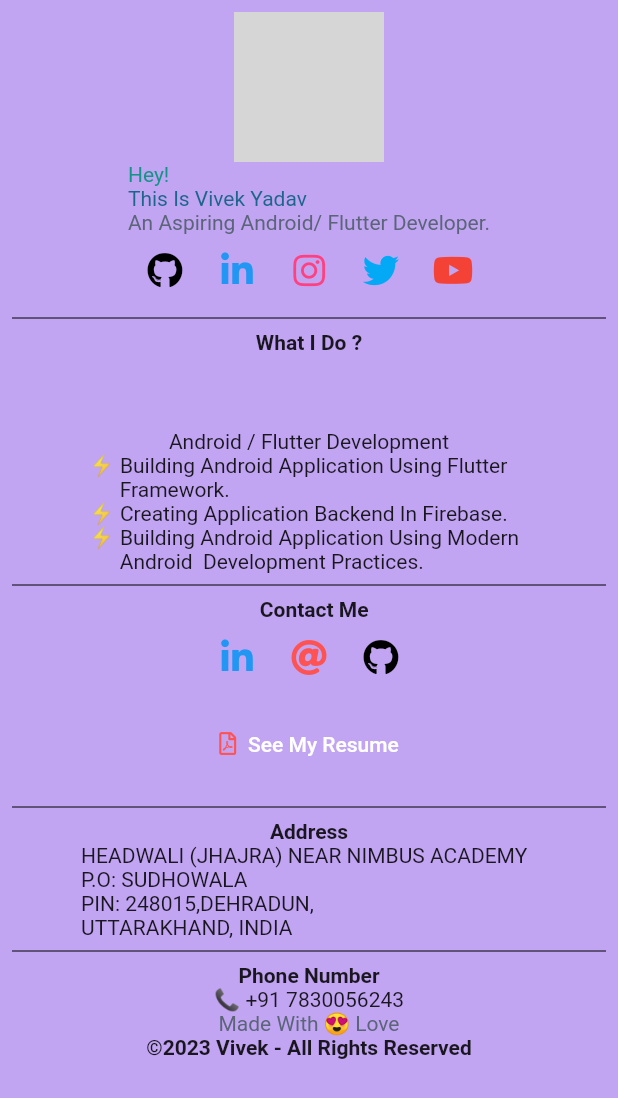
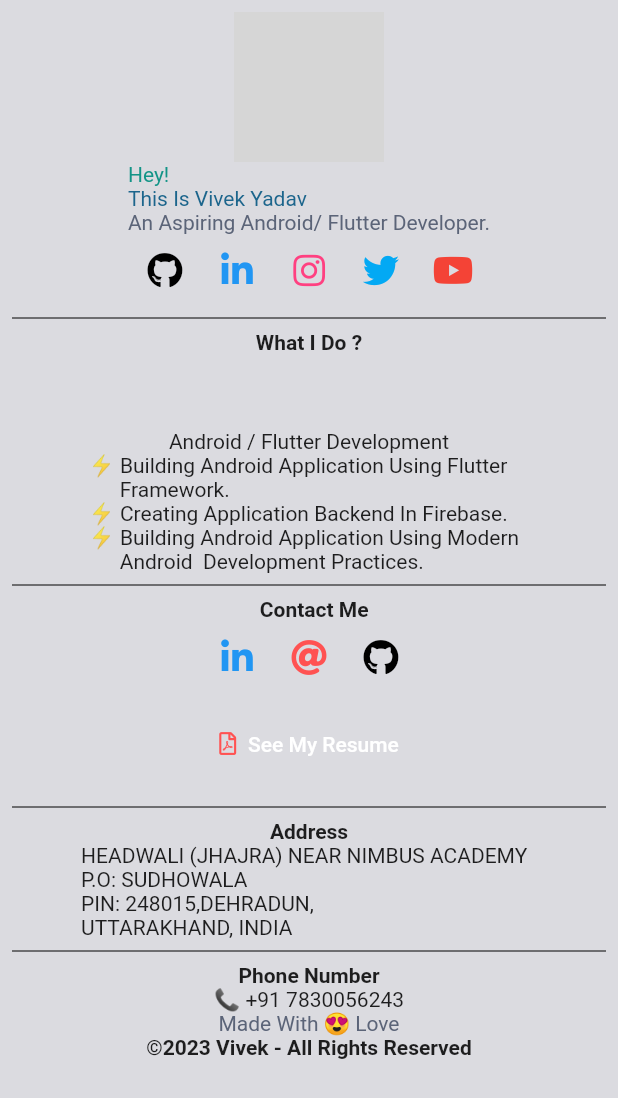
Before and after one commit to VivekYadavDeveloper/PortFolioWebsite, a Flutter app: the screen it shows after launch, on a phone screen of 412 x 824 dp. Shown: the top 1098 px of the screen. Run offline on Flutter 3.47's test engine with Material 2 defaults, Android fonts, the phone set to English and light mode, and no system bars; our stand-ins replace font_awesome_flutter, google_fonts, lottie, shared_preferences, sizer; Roboto replaces fonts that are missing (Cookie, Satisfy); grey boxes are pictures that could not be loaded.

Commit message:
Theme And Design

```diff
--- a/lib/Constant/constant.dart
+++ b/lib/Constant/constant.dart
@@ -2,14 +2,14 @@ import 'package:flutter/material.dart';
 
 class AppColors {
   static Color white = Colors.white;
-  static Color blackPearl = const Color(0xff040e22);
-  static Color mirage = const Color(0xff212431);
-  static Color rawShadow = const Color.fromARGB(255, 105, 250, 190);
+  static Color blackPearl = const Color(0xff242746);
+  static Color mirage = const Color(0xff242746);
+  static Color rawShadow = const Color(0xff494b65);
   static Color activeColor = const Color(0xff15BE95);
   static Color shinePurpleBlue = const Color(0xFFBABFEC);
   static Color shineBieg = const Color(0xFFEDBBC3);
-  // static Color inactiveColor = const Color(0xff15BE95);̥
-
-  static Color purpelColor = const Color(0xff9461FB);
-  static Color shadePurple = const Color(0xffC1A5F2);
+  static Color whiteShade = const Color(0xff7286D3);
+  static Color whiteShadeTwo = const Color(0xFF8EA7E9);
+  static Color purpelColor = const Color(0xffb7b7ba);
+  static Color shadePurple = const Color(0xffdbdbe0);
 }
--- a/pubspec.yaml
+++ b/pubspec.yaml
@@ -28,6 +28,7 @@ environment:
 # versions available, run `flutter pub outdated`.
 dependencies:
 
+  animated_text_kit: ^4.2.2
   cupertino_icons: ^1.0.2
   flutter:
     sdk: flutter
```
Also changed, not shown: lib/Responsive Screen/desktop_view.dart (+39 -12 lines), pubspec.lock.
